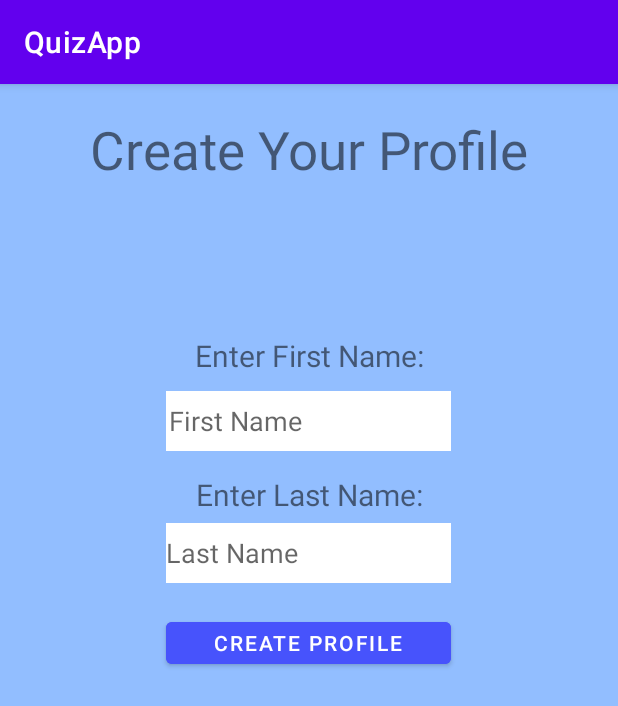
After one commit to evericain01/AndroidApp, an Android app: the ProfileCreationActivity screen opened directly, with no data from a screen before it, on a phone screen of 412 x 824 dp. The commit adds this screen. Shown: the top 706 px of the screen. Run offline under Robolectric (Android 15) with nearby library versions, the phone set to English and light mode, and no system bars.

Commit message:
Created Profile Creation view.

```diff
--- a/QuizApp/app/src/main/AndroidManifest.xml
+++ b/QuizApp/app/src/main/AndroidManifest.xml
@@ -11,7 +11,8 @@
         android:roundIcon="@mipmap/ic_launcher_round"
         android:supportsRtl="true"
         android:theme="@style/Theme.QuizApp">
-        <activity android:name=".ChooseCategoryActivity"></activity>
+        <activity android:name=".ProfileCreationActivity"></activity>
+        <activity android:name=".ChooseCategoryActivity" />
         <activity android:name=".RegistrationActivity" />
         <activity android:name=".LoginActivity">
             <intent-filter>
--- a/QuizApp/app/src/main/java/com/example/quizapp/DatabaseHelper.java
+++ b/QuizApp/app/src/main/java/com/example/quizapp/DatabaseHelper.java
@@ -87,9 +87,6 @@ public class DatabaseHelper extends SQLiteOpenHelper {
         return exists;
     }
 
-
-    // for hashing password
-
     public static final String md5(final String s) {
         final String MD5 = "MD5";
         try {
--- /dev/null
+++ b/QuizApp/app/src/main/java/com/example/quizapp/ProfileCreationActivity.java
@@ -0,0 +1,14 @@
+package com.example.quizapp;
+
+import androidx.appcompat.app.AppCompatActivity;
+
+import android.os.Bundle;
+
+public class ProfileCreationActivity extends AppCompatActivity {
+
+    @Override
+    protected void onCreate(Bundle savedInstanceState) {
+        super.onCreate(savedInstanceState);
+        setContentView(R.layout.activity_profile_creation);
+    }
+}
--- /dev/null
+++ b/QuizApp/app/src/main/res/layout/activity_profile_creation.xml
@@ -0,0 +1,72 @@
+<?xml version="1.0" encoding="utf-8"?>
+<LinearLayout xmlns:android="http://schemas.android.com/apk/res/android"
+    xmlns:app="http://schemas.android.com/apk/res-auto"
+    android:layout_width="match_parent"
+    android:layout_height="match_parent"
+    android:orientation="vertical"
+    android:id="@+id/container"
+    android:background="#92BEFF"
+    android:gravity="center_horizontal">
+
+    <LinearLayout
+        android:gravity="center_horizontal"
+        android:layout_width="match_parent"
+        android:layout_height="wrap_content"
+        android:orientation="vertical">
+
+        <TextView
+            android:id="@+id/createProfileTitleText"
+            android:layout_width="match_parent"
+            android:layout_height="wrap_content"
+            android:gravity="center"
+            android:paddingTop="20dp"
+            android:paddingBottom="100dp"
+            android:text="Create Your Profile"
+            android:textSize="35dp" />
+
+        <TextView
+            android:id="@+id/firstNameLabel"
+            android:layout_width="match_parent"
+            android:layout_height="wrap_content"
+            android:gravity="center"
+            android:text="Enter First Name:"
+            android:textSize="20sp" />
+
+        <EditText
+            android:id="@+id/firstNameEditText"
+            android:layout_width="190dp"
+            android:layout_height="40dp"
+            android:layout_marginTop="10dp"
+            android:layout_marginBottom="15dp"
+            android:background="#ffffff"
+            android:hint="First Name"
+            android:paddingLeft="2dp" />
+
+        <TextView
+            android:id="@+id/lastNameLabel"
+            android:layout_width="match_parent"
+            android:layout_height="wrap_content"
+            android:gravity="center"
+            android:text="Enter Last Name:"
+            android:textSize="20sp" />
+
+        <EditText
+            android:id="@+id/lastNameEditText"
+            android:layout_width="190dp"
+            android:layout_height="40dp"
+            android:layout_marginTop="5dp"
+            android:background="#ffffff"
+            android:hint="Last Name" />
+
+    </LinearLayout>
+
+    <Button
+        android:id="@+id/createProfileButton"
+        android:layout_width="190dp"
+        android:layout_height="40dp"
+        android:layout_marginTop="20dp"
+        android:backgroundTint="#4753FC"
+        android:textColor="#ffffff"
+        android:text="CREATE PROFILE"/>
+
+</LinearLayout>
--- a/QuizApp/app/src/main/res/layout/activity_registration.xml
+++ b/QuizApp/app/src/main/res/layout/activity_registration.xml
@@ -16,7 +16,7 @@
         android:orientation="vertical">
 
         <TextView
-            android:id="@+id/textView"
+            android:id="@+id/registerAccountTitleText"
             android:layout_width="match_parent"
             android:layout_height="wrap_content"
             android:gravity="center"
```
